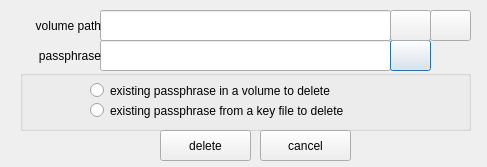
Above: luksdeletekey.ui from mhogomchungu/zuluCrypt before the change. Below: the same form after it.
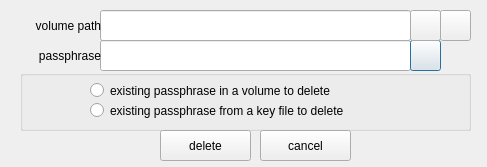
That is the form after the change.

```diff
--- a/luksdeletekey.ui
+++ b/luksdeletekey.ui
@@ -24,7 +24,7 @@
     <rect>
      <x>100</x>
      <y>40</y>
-     <width>291</width>
+     <width>311</width>
      <height>31</height>
     </rect>
    </property>
@@ -87,9 +87,9 @@
   <widget class="QPushButton" name="pushButtonOpenKeyFile">
    <property name="geometry">
     <rect>
-     <x>390</x>
+     <x>410</x>
      <y>40</y>
-     <width>41</width>
+     <width>31</width>
      <height>31</height>
     </rect>
    </property>
@@ -131,7 +131,7 @@
     <rect>
      <x>100</x>
      <y>10</y>
-     <width>291</width>
+     <width>311</width>
      <height>31</height>
     </rect>
    </property>
@@ -155,9 +155,9 @@
   <widget class="QPushButton" name="pushButtonOpenVolume">
    <property name="geometry">
     <rect>
-     <x>390</x>
+     <x>410</x>
      <y>10</y>
-     <width>41</width>
+     <width>31</width>
      <height>31</height>
     </rect>
    </property>
@@ -171,9 +171,9 @@
   <widget class="QPushButton" name="pushButtonOpenPartition">
    <property name="geometry">
     <rect>
-     <x>430</x>
+     <x>440</x>
      <y>10</y>
-     <width>41</width>
+     <width>31</width>
      <height>31</height>
     </rect>
    </property>
```
